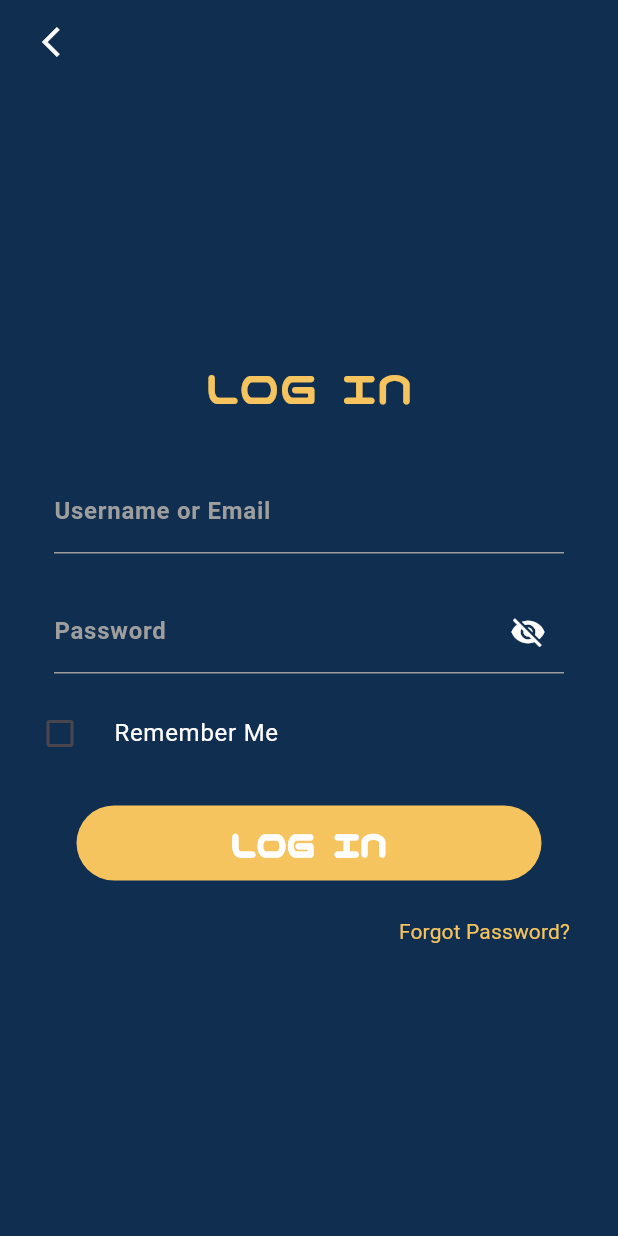
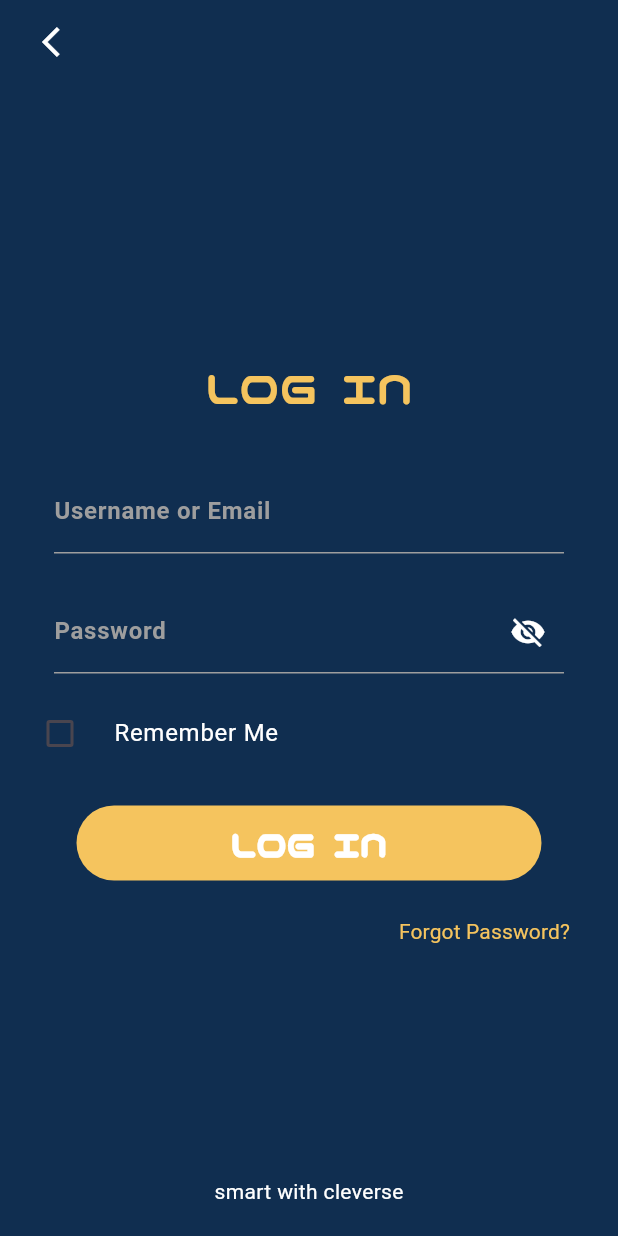
Before and after one commit to Kyluxx/MyFlutterWorkspace, a Flutter app: the screen it shows after launch, after a tap on "Login here", on a phone screen of 412 x 824 dp. Run offline on Flutter 3.47's test engine with Material 3 defaults, Android fonts, the phone set to English and light mode, and no system bars.

Commit message:
Chore: Finish todolist

```diff
--- a/lib/config/routes.dart
+++ b/lib/config/routes.dart
@@ -1,11 +1,14 @@
 import 'package:flutter/material.dart';
+import 'package:flutter_application_1/views/home_view.dart';
 import 'package:flutter_application_1/views/login_view.dart';
 import '../views/register_view.dart';
+import '../views/widgets/splashscreen.dart';
 
 final Map<String, Widget Function(BuildContext)> routeMap = {
-  // '/': (context) => const SplashScreenPage(),
+  '/': (context) => const SplashScreen(),
   '/login': (context) => const LoginView(),
   '/register': (context) => const RegisterView(),
+  '/home': (context) => const HomeView(),
 };
 
 class Routes {
--- a/lib/main.dart
+++ b/lib/main.dart
@@ -19,7 +19,7 @@ class MyApp extends StatelessWidget {
       // home: RegisterView(),
       debugShowCheckedModeBanner: false,
       onGenerateRoute: Routes.generateRoute,
-      initialRoute: '/register',
+      initialRoute: '/',
     );
   }
 }
--- a/lib/services/api.dart
+++ b/lib/services/api.dart
@@ -1,6 +1,6 @@
 class Api {
   // static final baseUrl = 'http://192.168.0.112:3000';
-  static final baseUrl = 'http://10.20.0.173:3000';
+  static final baseUrl = 'http://10.20.0.176:3000';
   static final registerUrl = '$baseUrl/register';
   static final loginUrl = '$baseUrl/login';
 }
--- a/lib/viewmodels/register_vm.dart
+++ b/lib/viewmodels/register_vm.dart
@@ -1,7 +1,9 @@
 import 'package:flutter/material.dart';
+import 'package:flutter_application_1/global/navigator.dart';
 import 'package:flutter_application_1/global/regex.dart';
 import 'package:flutter_application_1/global/response.dart';
 import 'package:flutter_application_1/global/types.dart';
+import 'package:flutter_application_1/views/widgets/loadingoverlay.dart';
 import '../services/account.dart';
 
 class RegisterVm with ChangeNotifier {
@@ -25,6 +27,7 @@ class RegisterVm with ChangeNotifier {
   Future<void> onTapSignUp({
     required ResCallback onSuccess,
     required ResCallback onFail,
+    required BuildContext ctx,
   }) async {
     final username = usernameController.text;
     final email = emailController.text.trim();
@@ -56,10 +59,13 @@ class RegisterVm with ChangeNotifier {
     }
 
     try {
+      LoadingOverlay().show(ctx);
       final res = await AccountService.createAccount(username, email, password);
+      ctxPop(ctx);
       print(res);
       resCodeCallback(res.messages, onSuccess: onSuccess, onFail: onFail);
     } catch (e, s) {
+      ctxPop(ctx);
       print('ERROR IN SIGNUP: $e');
       print('STACK: $s');
     }
--- a/lib/views/login_view.dart
+++ b/lib/views/login_view.dart
@@ -23,16 +23,15 @@ class LoginView extends StatelessWidget {
             leading: Padding(
               padding: const EdgeInsets.only(left: 20.0),
               child: IconButton(
-                icon: const Icon(
-                  Icons.arrow_back_ios,
-                  color: Colors.white,
-                ),
+                icon: const Icon(Icons.arrow_back_ios, color: Colors.white),
                 onPressed: () => Navigator.pop(context),
               ),
             ),
           ),
           body: SafeArea(
-            child: Padding(
+            child: Stack(
+              children: [
+                Padding(
                   padding: const EdgeInsets.all(20.0),
                   child: Column(
                     mainAxisAlignment: MainAxisAlignment.center,
@@ -47,7 +46,10 @@ class LoginView extends StatelessWidget {
                         ),
                       ),
                       SizedBox(height: 20),
-                  CTextFField(label: 'Username or Email', controller: logvm.identifierController),
+                      CTextFField(
+                        label: 'Username or Email',
+                        controller: logvm.identifierController,
+                      ),
                       CTextFField(
                         label: 'Password',
                         controller: logvm.passwordController,
@@ -79,11 +81,13 @@ class LoginView extends StatelessWidget {
                       CButton(
                         label: 'LOG IN',
                         onTap: () => logvm.onTapLogIn(
+                          ctx: context,
                           onSuccess: ({required String msg}) {
-                        CAlert(
-                          title: CString.success,
-                          message: msg,
-                        ).show(context);
+                            Navigator.pushNamedAndRemoveUntil(
+                              context,
+                              '/home',
+                              (route) => false,
+                            );
                           },
                           onFail: ({required String msg}) {
                             CAlert(
@@ -114,6 +118,19 @@ class LoginView extends StatelessWidget {
                     ],
                   ),
                 ),
+                Positioned(
+                  bottom: 20,
+                  left: 0,
+                  right: 0,
+                  child: Center(
+                    child: const Text(
+                      'smart with cleverse',
+                      style: TextStyle(color: Colors.white),
+                    ),
+                  ),
+                ),
+              ],
+            ),
           ),
         );
       },
--- a/lib/views/register_view.dart
+++ b/lib/views/register_view.dart
@@ -18,11 +18,13 @@ class RegisterView extends StatelessWidget {
           resizeToAvoidBottomInset: false,
           backgroundColor: CColor.bgColor,
           body: SafeArea(
+            child: Stack(
+              children: [
+                Center(
                   child: Padding(
                     padding: const EdgeInsets.all(20.0),
                     child: Column(
-                mainAxisAlignment: MainAxisAlignment.center,
-                crossAxisAlignment: CrossAxisAlignment.center,
+                      mainAxisSize: MainAxisSize.min,
                       children: [
                         const Text(
                           'SIGN UP',
@@ -32,7 +34,7 @@ class RegisterView extends StatelessWidget {
                             fontSize: 32,
                           ),
                         ),
-                  SizedBox(height: 20),
+                        const SizedBox(height: 20),
                         CTextFField(
                           label: 'Username',
                           controller: regvm.usernameController,
@@ -40,7 +42,6 @@ class RegisterView extends StatelessWidget {
                         CTextFField(
                           label: 'Email',
                           controller: regvm.emailController,
-                    keyboardType: TextInputType.emailAddress,
                         ),
                         CTextFField(
                           label: 'Password',
@@ -72,16 +73,18 @@ class RegisterView extends StatelessWidget {
                             ),
                           ),
                         ),
-                  SizedBox(height: 20),
+                        const SizedBox(height: 20),
                         CButton(
                           label: 'SIGN UP',
                           onTap: () => regvm.onTapSignUp(
+                            ctx: context,
                             onSuccess: ({required String msg}) {
                               CAlert(
                                 title: CString.success,
                                 message: msg,
                                 showCancel: true,
-                          onConfirm: () => Navigator.pushNamed(context, '/login'),
+                                onConfirm: () =>
+                                    Navigator.pushNamed(context, '/login'),
                               ).show(context);
                             },
                             onFail: ({required String msg}) {
@@ -117,6 +120,20 @@ class RegisterView extends StatelessWidget {
                     ),
                   ),
                 ),
+                Positioned(
+                  bottom: 20,
+                  left: 0,
+                  right: 0,
+                  child: Center(
+                    child: Text(
+                      'smart with cleverse',
+                      style: TextStyle(color: Colors.white),
+                    ),
+                  ),
+                ),
+              ],
+            ),
+          ),
         );
       },
     );
--- a/lib/views/widgets/alertdialog.dart
+++ b/lib/views/widgets/alertdialog.dart
@@ -22,7 +22,6 @@ class CAlert extends StatelessWidget {
     this.barrierDismissible = true,
   });
 
-  // Panggil ini buat munculin dialog
   void show(BuildContext context) {
     showDialog(
       context: context,
--- /dev/null
+++ b/lib/views/widgets/splashscreen.dart
@@ -0,0 +1,81 @@
+import 'dart:async';
+import 'package:flutter/material.dart';
+import 'package:flutter_application_1/constant/colors.dart';
+
+class SplashScreen extends StatefulWidget {
+  const SplashScreen({super.key});
+
+  @override
+  State<SplashScreen> createState() => _SplashScreenState();
+}
+
+class _SplashScreenState extends State<SplashScreen> {
+  Timer? _timer;
+
+  @override
+  void initState() {
+    super.initState();
+    _timer = Timer(const Duration(seconds: 3), _goHome);
+  }
+
+  void _goHome() {
+    if (!mounted) return;
+    Navigator.pushReplacementNamed(context, '/register');
+  }
+
+  void _skipDelay() {
+    _timer?.cancel();
+    _goHome();
+  }
+
+  @override
+  void dispose() {
+    _timer?.cancel();
+    super.dispose();
+  }
+
+  @override
+  Widget build(BuildContext context) {
+    return GestureDetector(
+      onTap: _skipDelay, // tap di mana aja
+      child: Scaffold(
+        backgroundColor: CColor.bgColor,
+        body: Stack(
+          children: [
+            Center(
+              child: Column(
+                mainAxisSize: MainAxisSize.min,
+                children: const [
+                  Text(
+                    'Welcome',
+                    style: TextStyle(fontSize: 16, color: Colors.white),
+                  ),
+                  SizedBox(height: 8),
+                  Text(
+                    'CLEVERSE',
+                    style: TextStyle(
+                      fontSize: 32,
+                      fontFamily: 'NicoMoji',
+                      color: CColor.primaryColor,
+                    ),
+                  ),
+                ],
+              ),
+            ),
+            Positioned(
+              bottom: 20,
+              left: 0,
+              right: 0,
+              child: Center(
+                child: Text(
+                  'smart with cleverse',
+                  style: TextStyle(color: Colors.white, fontSize: 16),
+                ),
+              ),
+            ),
+          ],
+        ),
+      ),
+    );
+  }
+}
```
Also changed, not shown: lib/global/navigator.dart (added, +7 -0 lines), lib/global/regex.dart (+6 -2 lines), lib/viewmodels/login_vm.dart (+12 -7 lines), lib/views/add_task_view.dart (added, +41 -0 lines), lib/views/home_view.dart (added, +48 -0 lines), lib/views/todo_list_view.dart (added, +20 -0 lines), lib/views/widgets/loadingoverlay.dart (added, +23 -0 lines), flutter_01.png (added). Lines whose indentation alone changed are shown as unchanged.
